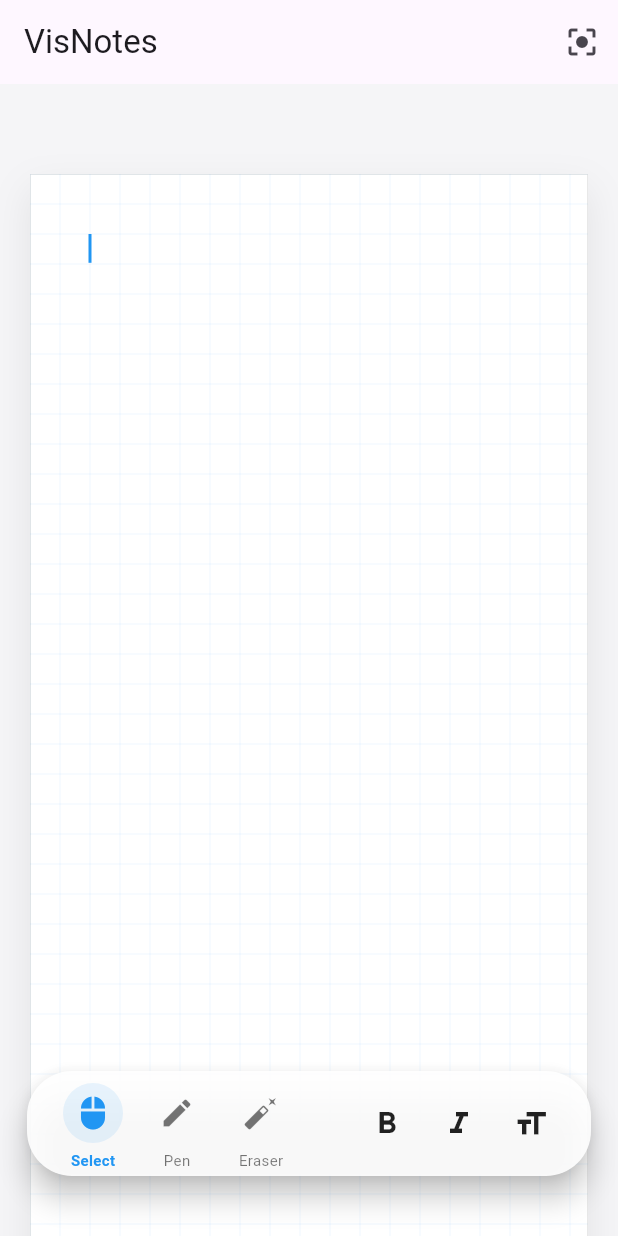
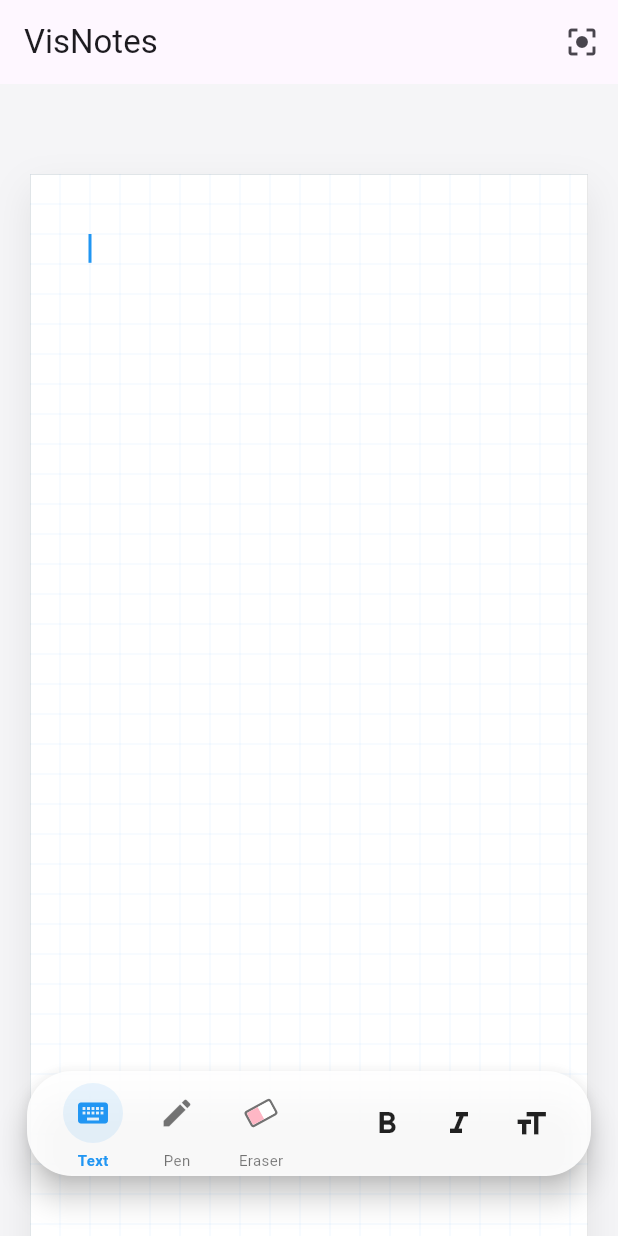
Before and after one commit to Siddhantpanda-labs/VisNotes, a Flutter app: the screen it shows after launch, on a phone screen of 412 x 824 dp. Run offline on Flutter 3.47's test engine with Material 3 defaults, Android fonts, the phone set to English and light mode, and no system bars; our stand-ins replace equatable, flutter_bloc.

```diff
--- a/lib/features/notes/presentation/bloc/editor/note_editor_bloc_state.dart
+++ b/lib/features/notes/presentation/bloc/editor/note_editor_bloc_state.dart
@@ -67,6 +67,16 @@ class EndStroke extends NoteEditorEvent {
   const EndStroke();
 }
 
+class EraseAtPosition extends NoteEditorEvent {
+  final Offset position;
+  final int pageIndex;
+
+  const EraseAtPosition({required this.position, required this.pageIndex});
+
+  @override
+  List<Object?> get props => [position, pageIndex];
+}
+
 enum EditorTool { select, pen, eraser }
 
 class ToggleFormat extends NoteEditorEvent {
@@ -115,6 +125,8 @@ class NoteEditorLoaded extends NoteEditorState {
   final EditorTool activeTool;
   final TextSegment activeTypingAttributes;
 
+  final Offset? eraserPosition;
+
   const NoteEditorLoaded(
     this.document, {
     this.currentStroke,
@@ -122,6 +134,7 @@ class NoteEditorLoaded extends NoteEditorState {
     this.selection,
     this.activeTool = EditorTool.select,
     this.activeTypingAttributes = const TextSegment(text: ''),
+    this.eraserPosition,
   });
 
   NoteEditorLoaded copyWith({
@@ -132,6 +145,8 @@ class NoteEditorLoaded extends NoteEditorState {
     TextSelection? selection,
     EditorTool? activeTool,
     TextSegment? activeTypingAttributes,
+    Offset? eraserPosition,
+    bool clearEraser = false,
   }) {
     return NoteEditorLoaded(
       document ?? this.document,
@@ -140,6 +155,7 @@ class NoteEditorLoaded extends NoteEditorState {
       selection: selection ?? this.selection,
       activeTool: activeTool ?? this.activeTool,
       activeTypingAttributes: activeTypingAttributes ?? this.activeTypingAttributes,
+      eraserPosition: clearEraser ? null : (eraserPosition ?? this.eraserPosition),
     );
   }
 
@@ -151,5 +167,6 @@ class NoteEditorLoaded extends NoteEditorState {
         selection,
         activeTool,
         activeTypingAttributes,
+        eraserPosition,
       ];
 }
--- a/lib/features/notes/presentation/widgets/editable_note_page.dart
+++ b/lib/features/notes/presentation/widgets/editable_note_page.dart
@@ -114,6 +114,7 @@ class _EditableNotePageState extends State<EditableNotePage> with SingleTickerPr
         final currentState = state;
         final textBlock = widget.page.blocks.whereType<TextBlock>().firstOrNull;
         final isPenMode = currentState.activeTool == EditorTool.pen;
+        final isEraserMode = currentState.activeTool == EditorTool.eraser;
         final selection = currentState.selection;
         final pageIndex = currentState.activePageIndex;
 
@@ -193,6 +194,12 @@ class _EditableNotePageState extends State<EditableNotePage> with SingleTickerPr
                     pageIndex: widget.pageIndex,
                   ));
             }
+            if (isEraserMode) {
+              context.read<NoteEditorBloc>().add(EraseAtPosition(
+                    position: event.localPosition,
+                    pageIndex: widget.pageIndex,
+                  ));
+            }
           },
           onPointerMove: (event) {
             if (isPenMode) {
@@ -201,9 +208,20 @@ class _EditableNotePageState extends State<EditableNotePage> with SingleTickerPr
                     pressure: event.pressure,
                   ));
             }
+            if (isEraserMode) {
+              context.read<NoteEditorBloc>().add(EraseAtPosition(
+                    position: event.localPosition,
+                    pageIndex: widget.pageIndex,
+                  ));
+            }
           },
           onPointerUp: (event) {
-            if (isPenMode) {
+            if (isPenMode || isEraserMode) {
+              context.read<NoteEditorBloc>().add(const EndStroke());
+            }
+          },
+          onPointerCancel: (event) {
+            if (isPenMode || isEraserMode) {
               context.read<NoteEditorBloc>().add(const EndStroke());
             }
           },
@@ -251,6 +269,24 @@ class _EditableNotePageState extends State<EditableNotePage> with SingleTickerPr
                         ),
                         showGrid: false,
                         drawBackground: false, // Don't hide the layers below!
+                      ),
+                    ),
+                  ),
+                ),
+
+              // Eraser Circle Visual Overlay
+              if (isEraserMode && currentState.eraserPosition != null && pageIndex == widget.pageIndex)
+                Positioned(
+                  left: currentState.eraserPosition!.dx - 25,
+                  top: currentState.eraserPosition!.dy - 25,
+                  child: IgnorePointer(
+                    child: Container(
+                      width: 50,
+                      height: 50,
+                      decoration: BoxDecoration(
+                        shape: BoxShape.circle,
+                        border: Border.all(color: Colors.blue.withOpacity(0.5), width: 2),
+                        color: Colors.blue.withOpacity(0.1),
                       ),
                     ),
                   ),
--- a/lib/features/notes/presentation/widgets/formatting_toolbar.dart
+++ b/lib/features/notes/presentation/widgets/formatting_toolbar.dart
@@ -36,10 +36,10 @@ class FormattingToolbar extends StatelessWidget {
           children: [
             // Tool Selection
             _ToolButton(
-              icon: Icons.mouse,
+              icon: Icons.keyboard,
               isSelected: activeTool == EditorTool.select,
               onPressed: () => onToolChanged(EditorTool.select),
-              label: 'Select',
+              label: 'Text',
             ),
             _ToolButton(
               icon: Icons.edit,
@@ -48,7 +48,8 @@ class FormattingToolbar extends StatelessWidget {
               label: 'Pen',
             ),
             _ToolButton(
-              icon: Icons.auto_fix_normal,
+              icon: Icons.auto_fix_high,
+              customIcon: _PhysicalEraserIcon(isSelected: activeTool == EditorTool.eraser),
               isSelected: activeTool == EditorTool.eraser,
               onPressed: () => onToolChanged(EditorTool.eraser),
               label: 'Eraser',
@@ -100,14 +101,67 @@ class _FormatButton extends StatelessWidget {
   }
 }
 
+class _PhysicalEraserIcon extends StatelessWidget {
+  final bool isSelected;
+  const _PhysicalEraserIcon({required this.isSelected});
+
+  @override
+  Widget build(BuildContext context) {
+    return Center(
+      child: Transform.rotate(
+        angle: -0.5,
+        child: Container(
+          width: 20,
+          height: 12,
+          decoration: BoxDecoration(
+            borderRadius: BorderRadius.circular(2),
+            border: Border.all(
+              color: isSelected ? Colors.blue : Colors.black54,
+              width: 1.5,
+            ),
+          ),
+          child: Row(
+            children: [
+              Expanded(
+                child: Container(
+                  decoration: const BoxDecoration(
+                    color: Color(0xFFFFB7C5), // Eraser Pink
+                    borderRadius: BorderRadius.only(
+                      topLeft: Radius.circular(1),
+                      bottomLeft: Radius.circular(1),
+                    ),
+                  ),
+                ),
+              ),
+              Expanded(
+                child: Container(
+                  decoration: const BoxDecoration(
+                    color: Colors.white,
+                    borderRadius: BorderRadius.only(
+                      topRight: Radius.circular(1),
+                      bottomRight: Radius.circular(1),
+                    ),
+                  ),
+                ),
+              ),
+            ],
+          ),
+        ),
+      ),
+    );
+  }
+}
+
 class _ToolButton extends StatelessWidget {
   final IconData icon;
+  final Widget? customIcon;
   final bool isSelected;
   final VoidCallback onPressed;
   final String label;
 
   const _ToolButton({
     required this.icon,
+    this.customIcon,
     required this.isSelected,
     required this.onPressed,
     required this.label,
@@ -121,7 +175,7 @@ class _ToolButton extends StatelessWidget {
         mainAxisSize: MainAxisSize.min,
         children: [
           IconButton(
-            icon: Icon(icon),
+            icon: customIcon ?? Icon(icon),
             onPressed: onPressed,
             color: isSelected ? Colors.blue : Colors.black54,
             style: IconButton.styleFrom(
```
Also changed, not shown: lib/features/notes/presentation/bloc/editor/note_editor_bloc.dart (+58 -7 lines).
